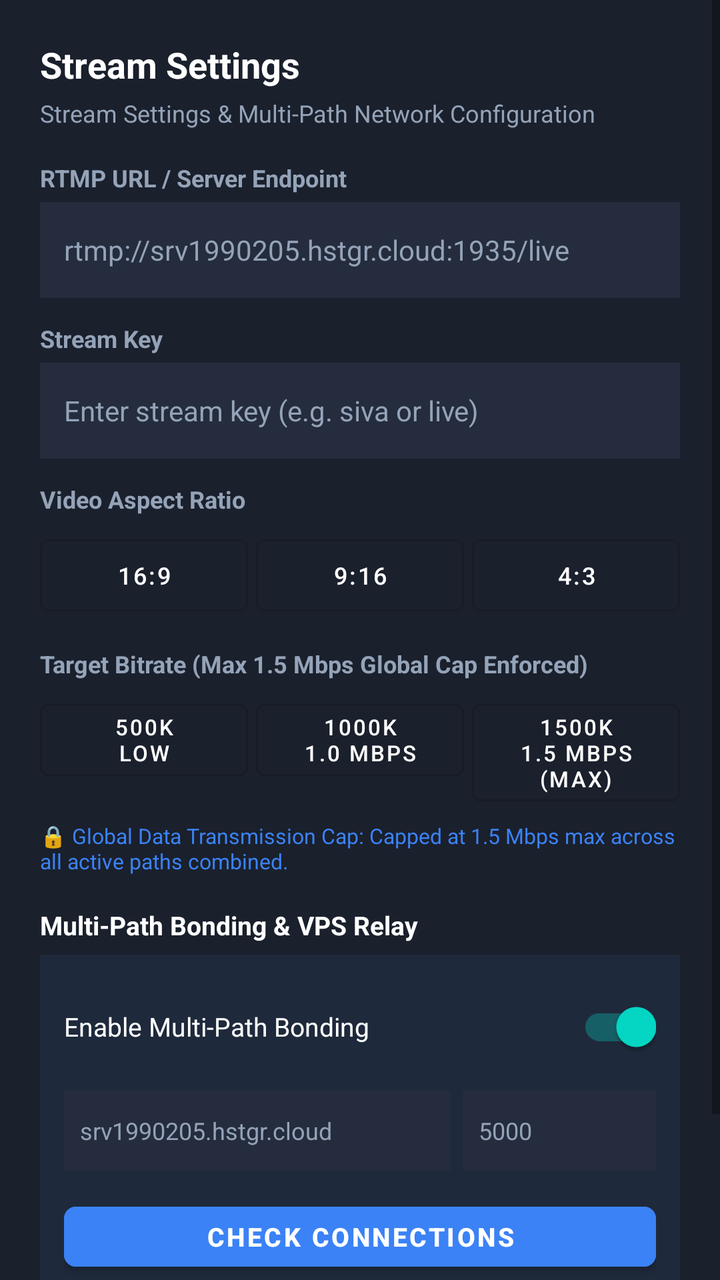
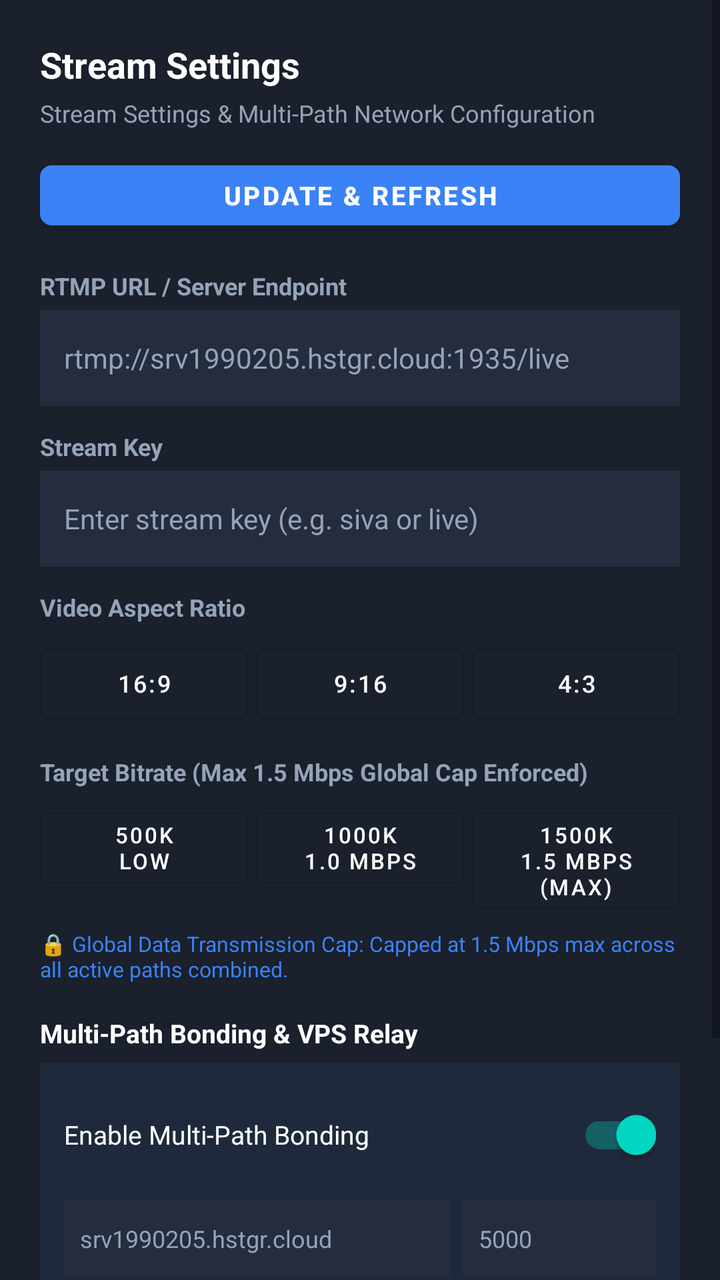

Compare the two renders of this Android layout. The source of the first and the diff that turns it into the second are given below.
<!-- AndroidManifest.xml: application theme Theme.MobileCaptureStreamer -->
<!-- res/layout/dialog_settings.xml -->
<?xml version="1.0" encoding="utf-8"?>
<ScrollView xmlns:android="http://schemas.android.com/apk/res/android"
    xmlns:app="http://schemas.android.com/apk/res-auto"
    android:layout_width="match_parent"
    android:layout_height="wrap_content"
    android:fillViewport="true"
    android:scrollbars="vertical"
    android:fadeScrollbars="false"
    android:background="@color/surface_card">

    <LinearLayout
        android:layout_width="match_parent"
        android:layout_height="wrap_content"
        android:orientation="vertical"
        android:padding="20dp">

        <TextView
            android:layout_width="wrap_content"
            android:layout_height="wrap_content"
            android:text="@string/stream_settings"
            android:textColor="@color/white"
            android:textSize="18sp"
            android:textStyle="bold" />

        <TextView
            android:layout_width="wrap_content"
            android:layout_height="wrap_content"
            android:layout_marginTop="4dp"
            android:text="Stream Settings &amp; Multi-Path Network Configuration"
            android:textColor="@color/text_secondary"
            android:textSize="12sp" />

        
        <TextView
            android:layout_width="wrap_content"
            android:layout_height="wrap_content"
            android:layout_marginTop="16dp"
            android:text="RTMP URL / Server Endpoint"
            android:textColor="@color/text_secondary"
            android:textSize="12sp"
            android:textStyle="bold" />

        <EditText
            android:id="@+id/etRtmpUrl"
            android:layout_width="match_parent"
            android:layout_height="48dp"
            android:layout_marginTop="4dp"
            android:background="#242C3D"
            android:hint="rtmp://srv1990205.hstgr.cloud:1935/live"
            android:inputType="textUri"
            android:paddingHorizontal="12dp"
            android:textColor="@color/white"
            android:textColorHint="@color/text_secondary"
            android:textSize="14sp" />

        
        <TextView
            android:layout_width="wrap_content"
            android:layout_height="wrap_content"
            android:layout_marginTop="12dp"
            android:text="Stream Key"
            android:textColor="@color/text_secondary"
            android:textSize="12sp"
            android:textStyle="bold" />

        <EditText
            android:id="@+id/etStreamKey"
            android:layout_width="match_parent"
            android:layout_height="48dp"
            android:layout_marginTop="4dp"
            android:background="#242C3D"
            android:hint="Enter stream key (e.g. siva or live)"
            android:inputType="textVisiblePassword"
            android:paddingHorizontal="12dp"
            android:textColor="@color/white"
            android:textColorHint="@color/text_secondary"
            android:textSize="14sp" />

        
        <TextView
            android:layout_width="wrap_content"
            android:layout_height="wrap_content"
            android:layout_marginTop="12dp"
            android:text="Video Aspect Ratio"
            android:textColor="@color/text_secondary"
            android:textSize="12sp"
            android:textStyle="bold" />

        <LinearLayout
            android:layout_width="match_parent"
            android:layout_height="wrap_content"
            android:layout_marginTop="6dp"
            android:orientation="horizontal"
            android:weightSum="3">

            <Button
                android:id="@+id/btnRatio16x9"
                style="@style/Widget.MaterialComponents.Button.OutlinedButton"
                android:layout_width="0dp"
                android:layout_height="wrap_content"
                android:layout_weight="1"
                android:text="16:9"
                android:textColor="@color/white"
                android:textSize="12sp" />

            <Button
                android:id="@+id/btnRatio9x16"
                style="@style/Widget.MaterialComponents.Button.OutlinedButton"
                android:layout_width="0dp"
                android:layout_height="wrap_content"
                android:layout_weight="1"
                android:layout_marginStart="4dp"
                android:text="9:16"
                android:textColor="@color/white"
                android:textSize="12sp" />

            <Button
                android:id="@+id/btnRatio4x3"
                style="@style/Widget.MaterialComponents.Button.OutlinedButton"
                android:layout_width="0dp"
                android:layout_height="wrap_content"
                android:layout_weight="1"
                android:layout_marginStart="4dp"
                android:text="4:3"
                android:textColor="@color/white"
                android:textSize="12sp" />
        </LinearLayout>

        
        <TextView
            android:layout_width="wrap_content"
            android:layout_height="wrap_content"
            android:layout_marginTop="12dp"
            android:text="Target Bitrate (Max 1.5 Mbps Global Cap Enforced)"
            android:textColor="@color/text_secondary"
            android:textSize="12sp"
            android:textStyle="bold" />

        <LinearLayout
            android:layout_width="match_parent"
            android:layout_height="wrap_content"
            android:layout_marginTop="6dp"
            android:orientation="horizontal"
            android:weightSum="3">

            <Button
                android:id="@+id/btnBitrate500k"
                style="@style/Widget.MaterialComponents.Button.OutlinedButton"
                android:layout_width="0dp"
                android:layout_height="wrap_content"
                android:layout_weight="1"
                android:text="500k\nLow"
                android:textColor="@color/white"
                android:textSize="11sp" />

            <Button
                android:id="@+id/btnBitrate1000k"
                style="@style/Widget.MaterialComponents.Button.OutlinedButton"
                android:layout_width="0dp"
                android:layout_height="wrap_content"
                android:layout_marginStart="4dp"
                android:layout_weight="1"
                android:text="1000k\n1.0 Mbps"
                android:textColor="@color/white"
                android:textSize="11sp" />

            <Button
                android:id="@+id/btnBitrate1500k"
                style="@style/Widget.MaterialComponents.Button.OutlinedButton"
                android:layout_width="0dp"
                android:layout_height="wrap_content"
                android:layout_marginStart="4dp"
                android:layout_weight="1"
                android:text="1500k\n1.5 Mbps (Max)"
                android:textColor="@color/white"
                android:textSize="11sp" />
        </LinearLayout>

        <TextView
            android:layout_width="match_parent"
            android:layout_height="wrap_content"
            android:layout_marginTop="4dp"
            android:text="🔒 Global Data Transmission Cap: Capped at 1.5 Mbps max across all active paths combined."
            android:textColor="@color/accent_blue"
            android:textSize="10.5sp" />

        
        <TextView
            android:layout_width="wrap_content"
            android:layout_height="wrap_content"
            android:layout_marginTop="16dp"
            android:text="Multi-Path Bonding &amp; VPS Relay"
            android:textColor="@color/white"
            android:textSize="13sp"
            android:textStyle="bold" />

        <LinearLayout
            android:layout_width="match_parent"
            android:layout_height="wrap_content"
            android:layout_marginTop="6dp"
            android:background="#1E293B"
            android:orientation="vertical"
            android:padding="12dp">

            <LinearLayout
                android:layout_width="match_parent"
                android:layout_height="wrap_content"
                android:gravity="center_vertical"
                android:orientation="horizontal">

                <TextView
                    android:layout_width="0dp"
                    android:layout_height="wrap_content"
                    android:layout_weight="1"
                    android:text="Enable Multi-Path Bonding"
                    android:textColor="@color/white"
                    android:textSize="13sp" />

                <androidx.appcompat.widget.SwitchCompat
                    android:id="@+id/switchBonding"
                    android:layout_width="wrap_content"
                    android:layout_height="wrap_content"
                    android:checked="true" />
            </LinearLayout>

            <LinearLayout
                android:layout_width="match_parent"
                android:layout_height="wrap_content"
                android:layout_marginTop="8dp"
                android:orientation="horizontal">

                <EditText
                    android:id="@+id/etBondingHost"
                    android:layout_width="0dp"
                    android:layout_height="40dp"
                    android:layout_weight="2"
                    android:background="#242C3D"
                    android:hint="srv1990205.hstgr.cloud"
                    android:inputType="text"
                    android:paddingHorizontal="8dp"
                    android:textColor="@color/white"
                    android:textColorHint="@color/text_secondary"
                    android:textSize="12sp" />

                <EditText
                    android:id="@+id/etBondingPort"
                    android:layout_width="0dp"
                    android:layout_height="40dp"
                    android:layout_marginStart="6dp"
                    android:layout_weight="1"
                    android:background="#242C3D"
                    android:hint="5000"
                    android:inputType="number"
                    android:paddingHorizontal="8dp"
                    android:textColor="@color/white"
                    android:textColorHint="@color/text_secondary"
                    android:textSize="12sp" />
            </LinearLayout>

            
            <Button
                android:id="@+id/btnCheckConnections"
                android:layout_width="match_parent"
                android:layout_height="42dp"
                android:layout_marginTop="12dp"
                android:backgroundTint="@color/accent_blue"
                android:text="CHECK CONNECTIONS"
                android:textColor="@color/white"
                android:textSize="13sp"
                android:textStyle="bold"
                app:cornerRadius="6dp" />

        </LinearLayout>

        
        <Button
            android:id="@+id/btnSaveSettings"
            android:layout_width="match_parent"
            android:layout_height="48dp"
            android:layout_marginTop="16dp"
            android:backgroundTint="@color/accent_blue"
            android:text="@string/save"
            android:textColor="@color/white"
            android:textStyle="bold"
            app:cornerRadius="8dp" />
    </LinearLayout>
</ScrollView>
<!-- resources referenced by this layout -->
<resources>
  <color name="accent_blue">#3B82F6</color>
  <color name="surface_card">#1A202C</color>
  <color name="text_secondary">#94A3B8</color>
  <color name="white">#FFFFFFFF</color>
  <string name="save">Save &amp; Close</string>
  <string name="stream_settings">Stream Settings</string>
  <style name="Theme.MobileCaptureStreamer" parent="Theme.MaterialComponents.DayNight.NoActionBar">
          <item name="colorPrimary">@color/accent_blue</item>
          <item name="colorPrimaryVariant">@color/accent_blue</item>
          <item name="colorOnPrimary">@color/white</item>
          <item name="android:statusBarColor">@color/black</item>
          <item name="android:navigationBarColor">@color/black</item>
          <item name="android:windowBackground">@color/black</item>
      </style>
  <color name="black">#FF0B0E14</color>
</resources>

<!-- the commit's change to res/layout/dialog_settings.xml (unified diff, before → after) -->
@@ -29,6 +29,28 @@
             android:text="Stream Settings &amp; Multi-Path Network Configuration"
             android:textColor="@color/text_secondary"
             android:textSize="12sp" />
+
+        
+        <Button
+            android:id="@+id/btnUpdateConfig"
+            android:layout_width="match_parent"
+            android:layout_height="42dp"
+            android:layout_marginTop="12dp"
+            android:backgroundTint="@color/accent_blue"
+            android:text="UPDATE &amp; REFRESH"
+            android:textColor="@color/white"
+            android:textSize="13sp"
+            android:textStyle="bold"
+            app:cornerRadius="6dp" />
+
+        <TextView
+            android:id="@+id/tvUpdateStatus"
+            android:layout_width="match_parent"
+            android:layout_height="wrap_content"
+            android:layout_marginTop="4dp"
+            android:textColor="@color/text_secondary"
+            android:textSize="11sp"
+            android:visibility="gone" />
 
         
         <TextView
